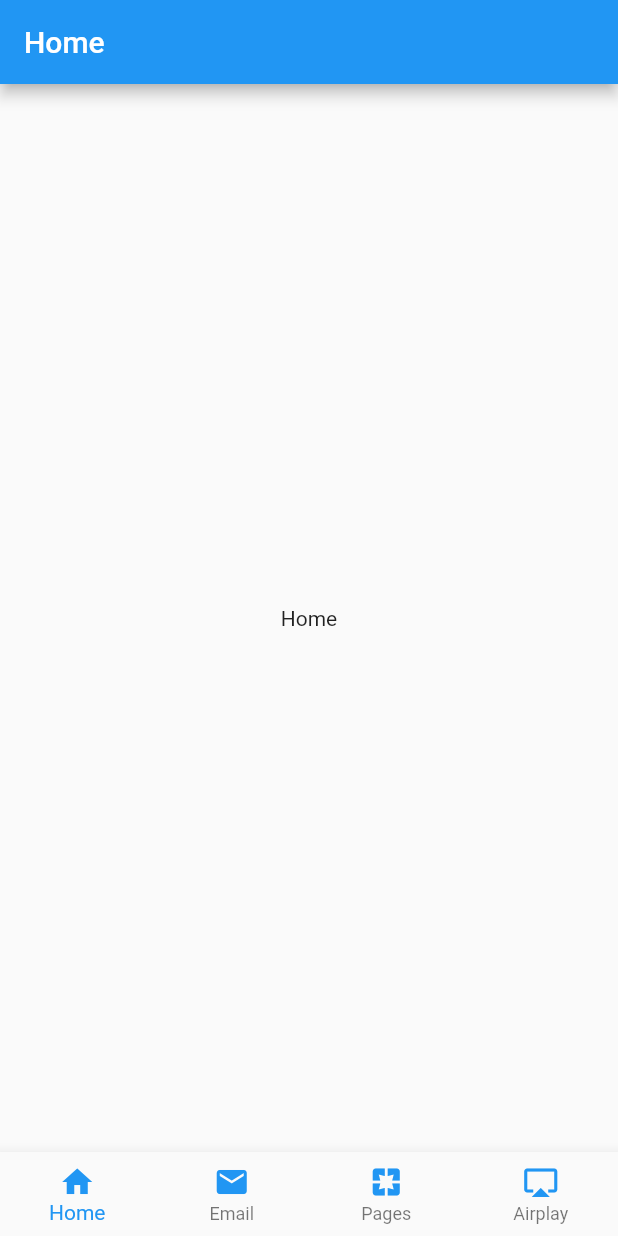
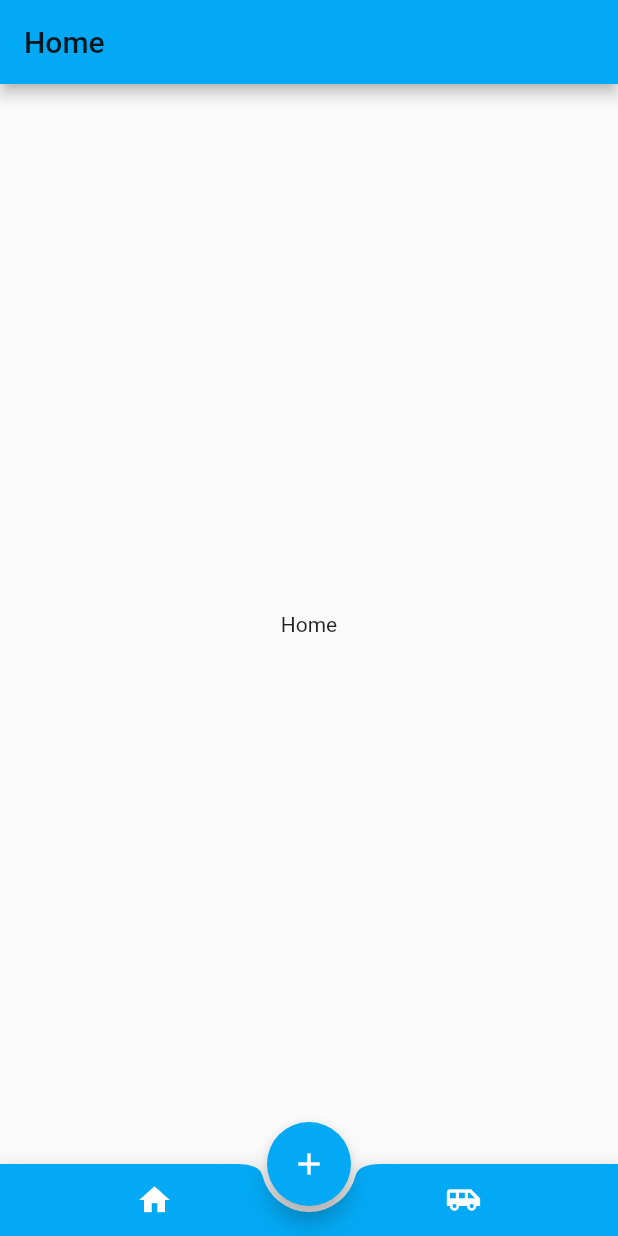
Before and after one commit to XguangY/flutter_demo, a Flutter app: the screen it shows after launch, on a phone screen of 412 x 824 dp. Run offline on Flutter 3.47's test engine with Material 2 defaults, Android fonts, the phone set to English and light mode, and no system bars.

Commit message:
不规则底部工具栏制作

```diff
--- /dev/null
+++ b/lib/bottom_appBar_demo.dart
@@ -0,0 +1,66 @@
+import 'package:flutter/material.dart';
+import 'each_view.dart';
+
+class BottomAppBarDemo extends StatefulWidget {
+  @override
+  _BottomAppBarDemoState createState() => _BottomAppBarDemoState();
+}
+
+class _BottomAppBarDemoState extends State<BottomAppBarDemo> {
+  List<Widget> _eachView = List();
+  int _index = 0;
+
+  void initState() {
+    _eachView..add(EachView('Home'))..add(EachView('Me'));
+    super.initState();
+  }
+
+  @override
+  Widget build(BuildContext context) {
+    return Scaffold(
+      body: _eachView[_index],
+      floatingActionButton: FloatingActionButton(
+        onPressed: () {
+          Navigator.of(context)
+              .push(MaterialPageRoute(builder: (BuildContext context) {
+            return EachView('New page');
+          }));
+        },
+        tooltip: '浮动按钮',
+        child: Icon(
+          Icons.add,
+          color: Colors.white,
+        ),
+      ),
+      floatingActionButtonLocation: FloatingActionButtonLocation.centerDocked,
+      bottomNavigationBar: BottomAppBar(
+        color: Colors.lightBlue,
+        shape: CircularNotchedRectangle(),
+        child: Row(
+          mainAxisSize: MainAxisSize.max,
+          mainAxisAlignment: MainAxisAlignment.spaceAround,
+          children: <Widget>[
+            IconButton(
+              icon: Icon(Icons.home),
+              color: Colors.white,
+              onPressed: () {
+                setState(() {
+                  _index = 0;
+                });
+              },
+            ),
+            IconButton(
+              icon: Icon(Icons.airport_shuttle),
+              color: Colors.white,
+              onPressed: () {
+                setState(() {
+                  _index = 1;
+                });
+              },
+            )
+          ],
+        ),
+      ),
+    );
+  }
+}
--- /dev/null
+++ b/lib/each_view.dart
@@ -0,0 +1,18 @@
+import 'package:flutter/material.dart';
+
+class EachView extends StatefulWidget {
+  String _title;
+  EachView(this._title);
+  @override
+  _EachViewState createState() => _EachViewState();
+}
+
+class _EachViewState extends State<EachView> {
+  @override
+  Widget build(BuildContext context) {
+    return Scaffold(
+      appBar: AppBar(title: Text(widget._title)),
+      body: Center(child: Text(widget._title)),
+    );
+  }
+}
--- a/lib/main.dart
+++ b/lib/main.dart
@@ -1,5 +1,5 @@
 import 'package:flutter/material.dart';
-import 'bottom_navigation_widget.dart';
+import 'bottom_appBar_demo.dart';
 
 void main() => runApp(MyApp());
 
@@ -7,9 +7,12 @@ class MyApp extends StatelessWidget {
   @override
   Widget build(BuildContext context) {
     return MaterialApp(
-      title: 'flutter bottomNavigationBar',
-      theme: ThemeData.light(),
-      home: BottomNavigationWidget(),
+      title: 'flutter navigation one widget',
+      // 自定义主体样本
+      theme: ThemeData(
+        primarySwatch: Colors.lightBlue,
+      ),
+      home: BottomAppBarDemo(),
     );
   }
 }
--- /dev/null
+++ b/lib/main_bottom.dart
@@ -0,0 +1,15 @@
+import 'package:flutter/material.dart';
+import 'bottom_navigation_widget.dart';
+
+void main() => runApp(MyApp());
+
+class MyApp extends StatelessWidget {
+  @override
+  Widget build(BuildContext context) {
+    return MaterialApp(
+      title: 'flutter bottomNavigationBar',
+      theme: ThemeData.light(),
+      home: BottomNavigationWidget(),
+    );
+  }
+}
```
